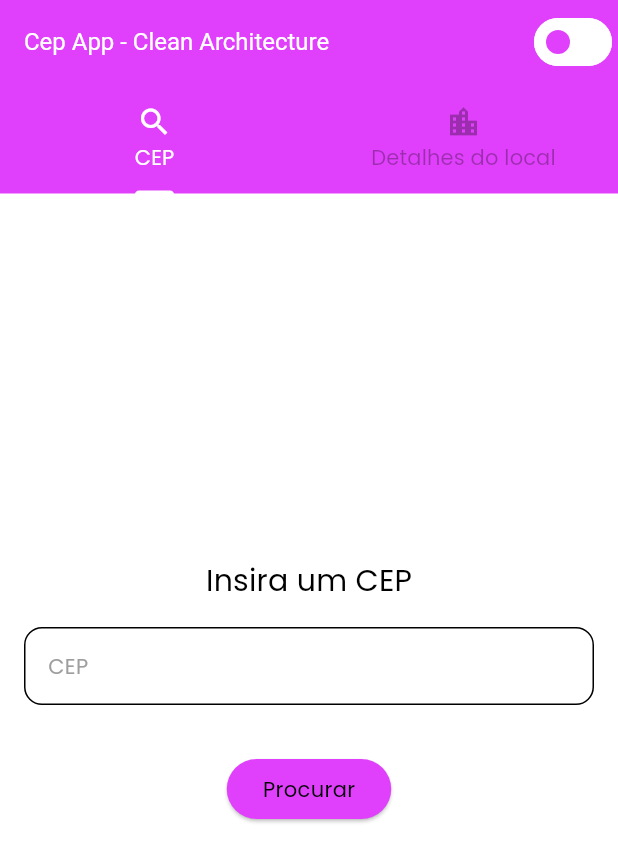
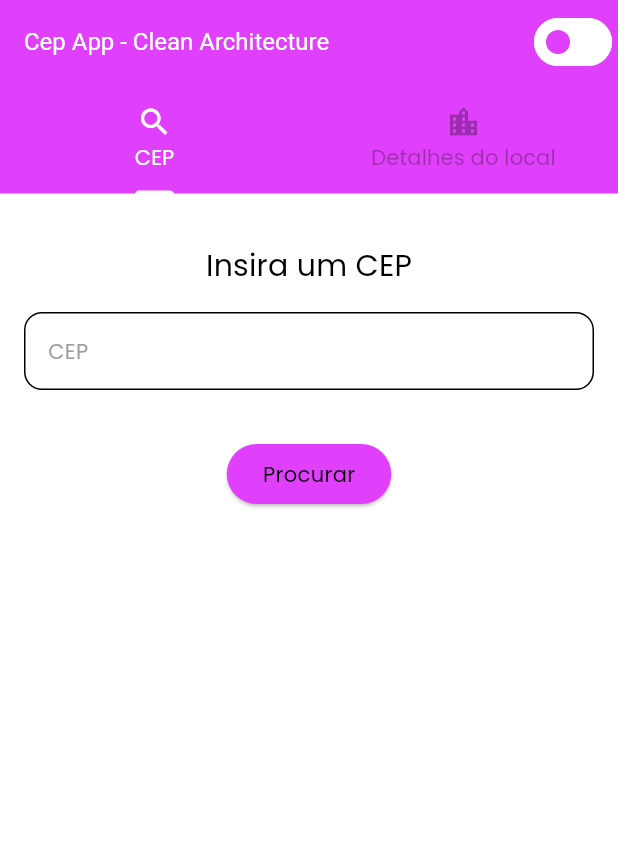
Before and after one commit to FlutterDicasBootcamp/cep_app, a Flutter app: the screen it shows after launch, on a phone screen of 412 x 824 dp. Shown: the top 862 px of the screen. Run offline on Flutter 3.47's test engine with Material 3 defaults, Android fonts, the phone set to English and light mode, and no system bars; our stand-ins replace dio, equatable, flutter_riverpod, shared_preferences.

Commit message:
52 - Search By Cep Test

```diff
--- a/lib/features/cep/presentation/riverpod/search_by_cep_riverpod/search_by_cep_notifier.dart
+++ b/lib/features/cep/presentation/riverpod/search_by_cep_riverpod/search_by_cep_notifier.dart
@@ -30,7 +30,7 @@ final class SearchByCepNotifier extends StateNotifier<SearchByCepState> {
     switch (cepEither) {
       case Left(value: final l):
         {
-          final noInternetError = l is CepInternetConnectionException;
+          final bool noInternetError = l is CepInternetConnectionException;
 
           if (noInternetError && context.mounted) {
             context.showSnackBar(SnackBarType.error, l.message);
--- a/lib/features/cep/presentation/widgets/tabs/search_by_cep_tab_widget.dart
+++ b/lib/features/cep/presentation/widgets/tabs/search_by_cep_tab_widget.dart
@@ -49,9 +49,11 @@ class _SearchByCepTabWidgetState extends ConsumerState<SearchByCepTabWidget>
       padding: const EdgeInsets.symmetric(horizontal: 16),
       child: Form(
         key: formKey,
+        child: SingleChildScrollView(
           child: Column(
             mainAxisAlignment: MainAxisAlignment.center,
             children: [
+              const SizedBox(height: 32),
               Text('Insira um CEP', style: context.getTextTheme.titleMedium),
               const SizedBox(height: 16),
               CepTextFieldWidget(
@@ -108,6 +110,7 @@ class _SearchByCepTabWidgetState extends ConsumerState<SearchByCepTabWidget>
             ],
           ),
         ),
+      ),
     );
   }
 }
--- a/lib/shared/ui/theme/cep_app_theme.dart
+++ b/lib/shared/ui/theme/cep_app_theme.dart
@@ -69,6 +69,10 @@ sealed class CepAppTheme {
         color: CepAppColors.blackColor,
         fontSize: 20,
       ),
+      titleLarge: TextStyle(
+        color: CepAppColors.blackColor,
+        fontSize: 24,
+      ),
     ),
   );
 
@@ -96,6 +100,9 @@ sealed class CepAppTheme {
       titleMedium: light.textTheme.titleMedium!.copyWith(
         color: CepAppColors.whiteColor,
       ),
+      titleLarge: light.textTheme.titleLarge!.copyWith(
+        color: CepAppColors.whiteColor,
+      ),
     ),
     inputDecorationTheme: light.inputDecorationTheme.copyWith(
       fillColor: CepAppColors.blackColor,
```
Lines whose indentation alone changed are shown as unchanged.
